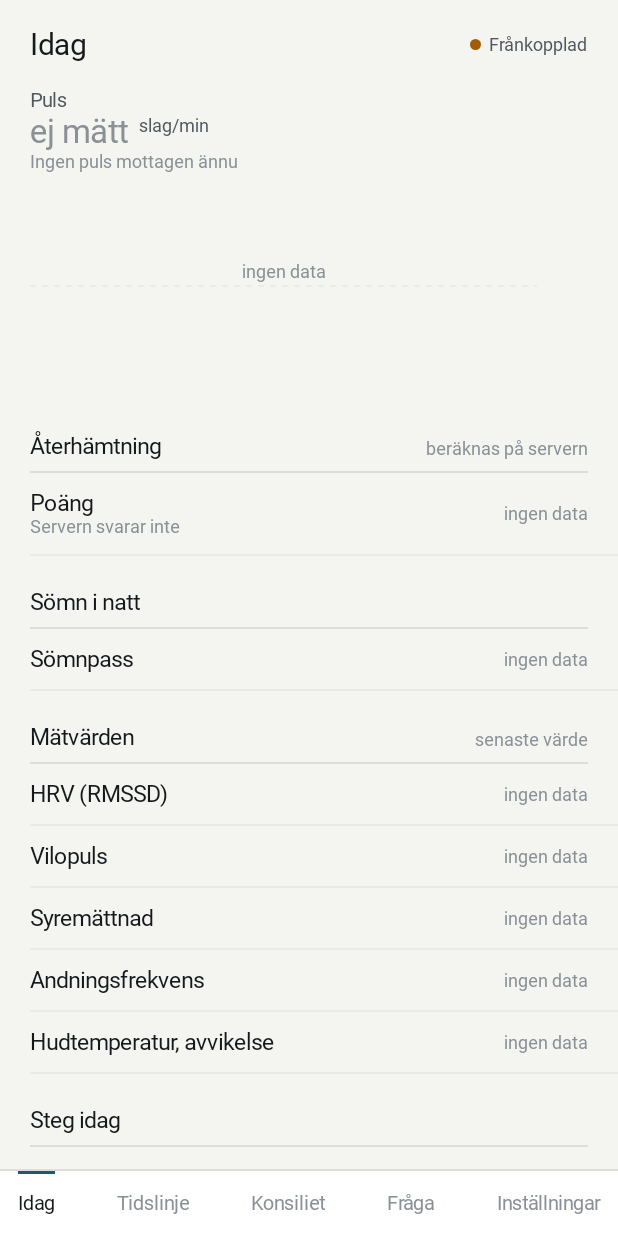
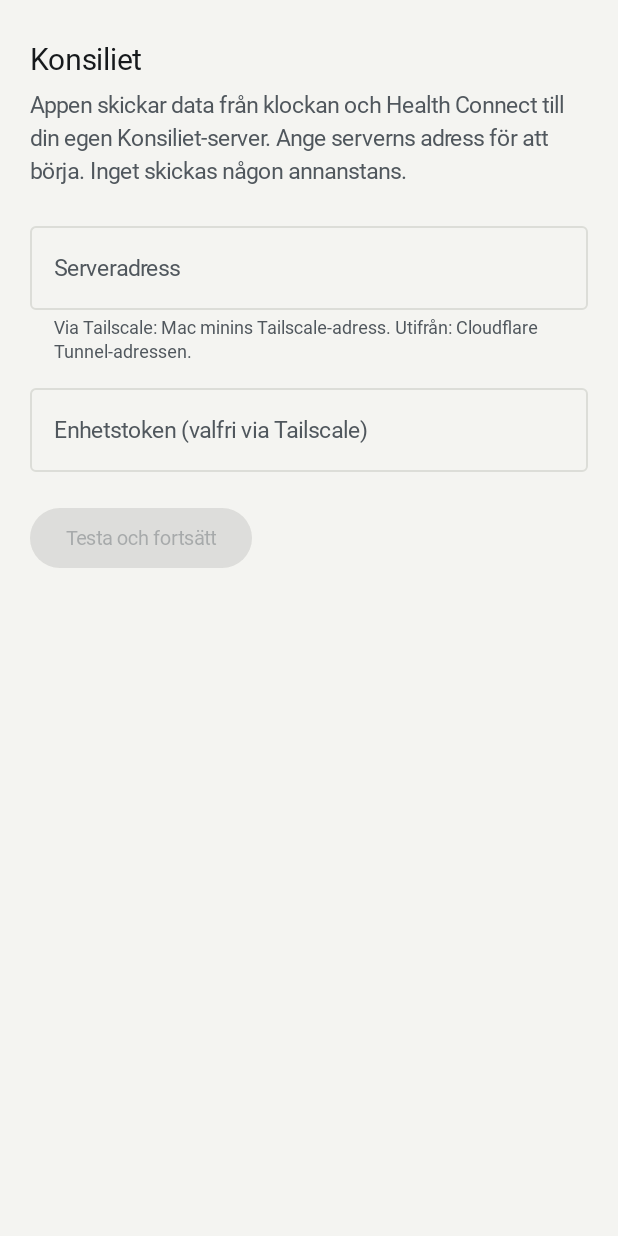
Before and after one commit to cricke1/kropp64, an Android app built with Jetpack Compose: the screen it shows after launch (MainActivity), on a phone screen of 412 x 824 dp. Run offline under Robolectric (Android 15) with nearby library versions, the phone set to English and light mode, and no system bars; libraries missing offline, so code that uses them is left out: androidx.health.connect; Roboto replaces fonts that are not available here; 5 statements that could not run were skipped.

Commit message:
Klockappen anpassad för rund skärm, ingen inbyggd serveradress i mobilappen
TransformingLazyColumn med ScreenScaffolds utfyllnad och SurfaceTransformation, klockslaget
tonas bort vid skroll. Mobilappen visar en första-gångs-vy där serveradressen anges och testas.
Nya skärmbilder från klockemulatorn, maskerade till rund skärm och märkta som syntetisk testdata.

Co-Authored-By: Claude Opus 5.5 <noreply@anthropic.com>

```diff
--- a/android/app/build.gradle.kts
+++ b/android/app/build.gradle.kts
@@ -18,8 +18,8 @@ android {
         targetSdk = 36
         versionCode = 1
         versionName = "0.1.0"
-        // Standardadress under utveckling: Mac minins Tailscale-adress. Ändras i Inställningar.
-        buildConfigField("String", "DEFAULT_SERVER", "\"http://100.69.247.16:8790\"")
+        // Ingen inbyggd serveradress (repot är publikt). Anges vid första start.
+        buildConfigField("String", "DEFAULT_SERVER", "\"\"")
     }
 
     buildTypes {
--- a/android/app/src/main/java/se/konsiliet/app/ui/MainActivity.kt
+++ b/android/app/src/main/java/se/konsiliet/app/ui/MainActivity.kt
@@ -25,6 +25,7 @@ import androidx.compose.foundation.layout.padding
 import androidx.compose.foundation.layout.statusBarsPadding
 import androidx.compose.material3.Text
 import androidx.compose.runtime.Composable
+import androidx.compose.runtime.collectAsState
 import androidx.compose.runtime.getValue
 import androidx.compose.runtime.mutableStateOf
 import androidx.compose.runtime.saveable.rememberSaveable
@@ -39,7 +40,9 @@ import se.konsiliet.app.hc.HcScheduler
 import se.konsiliet.app.link.LiveService
 import se.konsiliet.app.link.UploadScheduler
 import se.konsiliet.app.link.WatchListenerService
+import se.konsiliet.app.data.Prefs
 import se.konsiliet.app.ui.screens.AskScreen
+import se.konsiliet.app.ui.screens.FirstRunScreen
 import se.konsiliet.app.ui.screens.ConsultDetail
 import se.konsiliet.app.ui.screens.ConsultsScreen
 import se.konsiliet.app.ui.screens.SettingsScreen
@@ -85,9 +88,13 @@ class MainActivity : ComponentActivity() {
         val t = LocalTokens.current
         var tab by rememberSaveable { mutableStateOf(Tab.Idag) }
         val consult = openConsult
+        // Första start: ingen serveradress än. Bara första-gångs-vyn, ingen flikrad.
+        val firstRun = Prefs.config.collectAsState().value.serverUrl.isBlank()
         Column(Modifier.fillMaxSize().background(t.bg).statusBarsPadding()) {
             Box(Modifier.weight(1f)) {
-                if (consult != null) {
+                if (firstRun) {
+                    FirstRunScreen()
+                } else if (consult != null) {
                     BackHandler { openConsult = null }
                     ConsultDetail(consult, onBack = { openConsult = null })
                 } else when (tab) {
@@ -98,8 +105,8 @@ class MainActivity : ComponentActivity() {
                     Tab.Installningar -> SettingsScreen()
                 }
             }
-            Box(Modifier.fillMaxWidth().height(1.dp).background(t.rule))
-            Row(Modifier.fillMaxWidth().background(t.surface).navigationBarsPadding().padding(horizontal = 8.dp),
+            if (!firstRun) Box(Modifier.fillMaxWidth().height(1.dp).background(t.rule))
+            if (!firstRun) Row(Modifier.fillMaxWidth().background(t.surface).navigationBarsPadding().padding(horizontal = 8.dp),
                 horizontalArrangement = Arrangement.SpaceBetween) {
                 Tab.entries.forEach { e ->
                     val sel = e == tab && consult == null
--- /dev/null
+++ b/android/app/src/main/java/se/konsiliet/app/ui/screens/FirstRun.kt
@@ -0,0 +1,105 @@
+package se.konsiliet.app.ui.screens
+
+import androidx.compose.foundation.layout.Column
+import androidx.compose.foundation.layout.Row
+import androidx.compose.foundation.layout.Spacer
+import androidx.compose.foundation.layout.fillMaxSize
+import androidx.compose.foundation.layout.fillMaxWidth
+import androidx.compose.foundation.layout.height
+import androidx.compose.foundation.layout.imePadding
+import androidx.compose.foundation.layout.padding
+import androidx.compose.foundation.rememberScrollState
+import androidx.compose.foundation.text.KeyboardOptions
+import androidx.compose.foundation.verticalScroll
+import androidx.compose.material3.Button
+import androidx.compose.material3.OutlinedTextField
+import androidx.compose.material3.Text
+import androidx.compose.material3.TextButton
+import androidx.compose.runtime.Composable
+import androidx.compose.runtime.getValue
+import androidx.compose.runtime.mutableStateOf
+import androidx.compose.runtime.remember
+import androidx.compose.runtime.rememberCoroutineScope
+import androidx.compose.runtime.setValue
+import androidx.compose.ui.Alignment
+import androidx.compose.ui.Modifier
+import androidx.compose.ui.platform.LocalContext
+import androidx.compose.ui.text.input.KeyboardType
+import androidx.compose.ui.unit.dp
+import kotlinx.coroutines.launch
+import se.konsiliet.app.data.Prefs
+import se.konsiliet.app.link.LiveService
+import se.konsiliet.app.link.UploadScheduler
+import se.konsiliet.app.net.Api
+import se.konsiliet.app.ui.theme.LocalTokens
+import se.konsiliet.app.ui.theme.Type
+
+/** Giltig adress: http(s)://värd[:port], utan avslutande snedstreck. */
+fun normalizeServerUrl(raw: String): String? {
+    val s = raw.trim().trimEnd('/')
+    val u = runCatching { java.net.URI(s) }.getOrNull() ?: return null
+    if (u.scheme != "http" && u.scheme != "https") return null
+    if (u.host.isNullOrBlank()) return null
+    return s
+}
+
+/**
+ * Första start. Appen har ingen inbyggd serveradress (repot är publikt och servern är min egen),
+ * så ingenting skickas förrän användaren angett vart. Klockdata som kommer in innan dess ligger kvar
+ * i kön och laddas upp när adressen är satt.
+ */
+@Composable
+fun FirstRunScreen() {
+    val t = LocalTokens.current
+    val ctx = LocalContext.current
+    val scope = rememberCoroutineScope()
+    var url by remember { mutableStateOf("") }
+    var token by remember { mutableStateOf("") }
+    var status by remember { mutableStateOf<String?>(null) }
+    var ok by remember { mutableStateOf<Boolean?>(null) }
+    var busy by remember { mutableStateOf(false) }
+    val valid = normalizeServerUrl(url)
+
+    fun save() {
+        Prefs.updateConfig { it.copy(serverUrl = valid!!, deviceToken = token) }
+        LiveService.start(ctx); UploadScheduler.now(ctx)
+    }
+
+    Column(Modifier.fillMaxSize().verticalScroll(rememberScrollState()).imePadding().padding(horizontal = 20.dp, vertical = 28.dp)) {
+        Text("Konsiliet", style = Type.title, color = t.ink)
+        Spacer(Modifier.height(10.dp))
+        Text("Appen skickar data från klockan och Health Connect till din egen Konsiliet-server. " +
+            "Ange serverns adress för att börja. Inget skickas någon annanstans.", style = Type.body, color = t.ink2)
+        Spacer(Modifier.height(20.dp))
+        OutlinedTextField(url, { url = it; ok = null; status = null }, label = { Text("Serveradress") },
+            placeholder = { Text("http://100.x.y.z:8790 eller https://...") },
+            singleLine = true, modifier = Modifier.fillMaxWidth(),
+            keyboardOptions = KeyboardOptions(keyboardType = KeyboardType.Uri),
+            isError = url.isNotBlank() && valid == null,
+            supportingText = {
+                Text(if (url.isNotBlank() && valid == null) "Adressen ska börja med http:// eller https://"
+                else "Via Tailscale: Mac minins Tailscale-adress. Utifrån: Cloudflare Tunnel-adressen.")
+            })
+        Spacer(Modifier.height(8.dp))
+        OutlinedTextField(token, { token = it }, label = { Text("Enhetstoken (valfri via Tailscale)") },
+            singleLine = true, modifier = Modifier.fillMaxWidth())
+        Spacer(Modifier.height(20.dp))
+        Row(verticalAlignment = Alignment.CenterVertically) {
+            Button(enabled = valid != null && !busy, onClick = {
+                busy = true; status = "Testar ..."
+                scope.launch {
+                    val up = Api.healthAt(valid!!, token)
+                    if (up) { save(); status = null } else {
+                        ok = false
+                        status = "Servern svarar inte på $valid/api/health. Kontrollera adressen och att Tailscale är på."
+                    }
+                    busy = false
+                }
+            }) { Text("Testa och fortsätt") }
+            if (ok == false) {
+                TextButton(onClick = { save() }) { Text("Spara ändå") }
+            }
+        }
+        status?.let { Text(it, style = Type.small, color = if (ok == false) t.avvikelse else t.ink3, modifier = Modifier.padding(top = 10.dp)) }
+    }
+}
--- a/android/app/src/main/java/se/konsiliet/app/ui/screens/Today.kt
+++ b/android/app/src/main/java/se/konsiliet/app/ui/screens/Today.kt
@@ -118,7 +118,7 @@ fun TodayScreen() {
             Row(verticalAlignment = Alignment.Bottom) {
                 Text(hrVal?.let { Fmt.int(it) } ?: "ej mätt", style = if (hrVal == null) Type.value else Type.display,
                     color = if (hrVal == null) t.ink3 else t.ink)
-                Text("  slag/min", style = Type.small, color = t.ink2, modifier = Modifier.padding(bottom = 10.dp))
+                if (hrVal != null) Text("  slag/min", style = Type.small, color = t.ink2, modifier = Modifier.padding(bottom = 10.dp))
             }
             val stale = hrTs != null && now / 1000.0 - hrTs > 15 * 60
             Text(
--- a/wear/app/src/main/java/se/konsiliet/wear/link/Link.kt
+++ b/wear/app/src/main/java/se/konsiliet/wear/link/Link.kt
@@ -85,7 +85,7 @@ object Sender {
         dao.pruneOlderThan(System.currentTimeMillis() / 1000.0 - 30 * 86400)
         if (dao.count() == 0) return FlushResult.Empty
         val node = findPhone(ctx) ?: run {
-            WatchState.noteError("Mobilen nås inte. Data sparas på klockan.")
+            WatchState.noteError("Mobilen nås inte. Sparas på klockan.")
             return FlushResult.NoPhone
         }
         val client = Wearable.getMessageClient(ctx)
```
Also changed, not shown: android/app/src/main/java/se/konsiliet/app/net/Api.kt (+9 -0 lines), wear/app/src/main/java/se/konsiliet/wear/ui/MainActivity.kt (+76 -25 lines), 6 other files.
